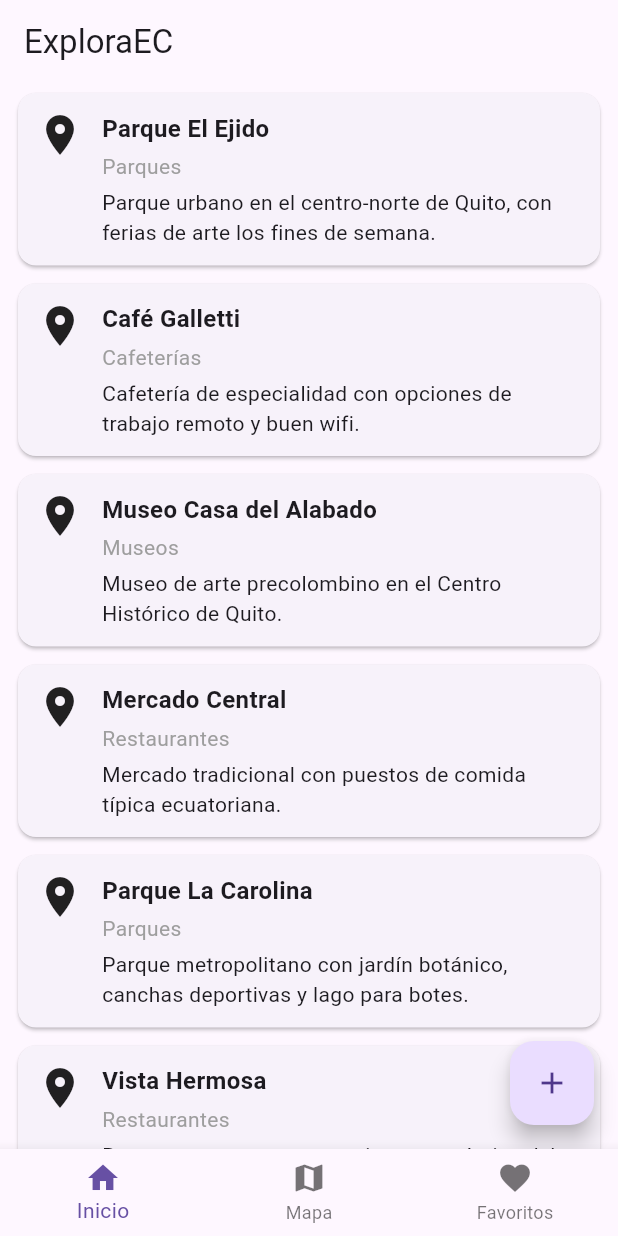
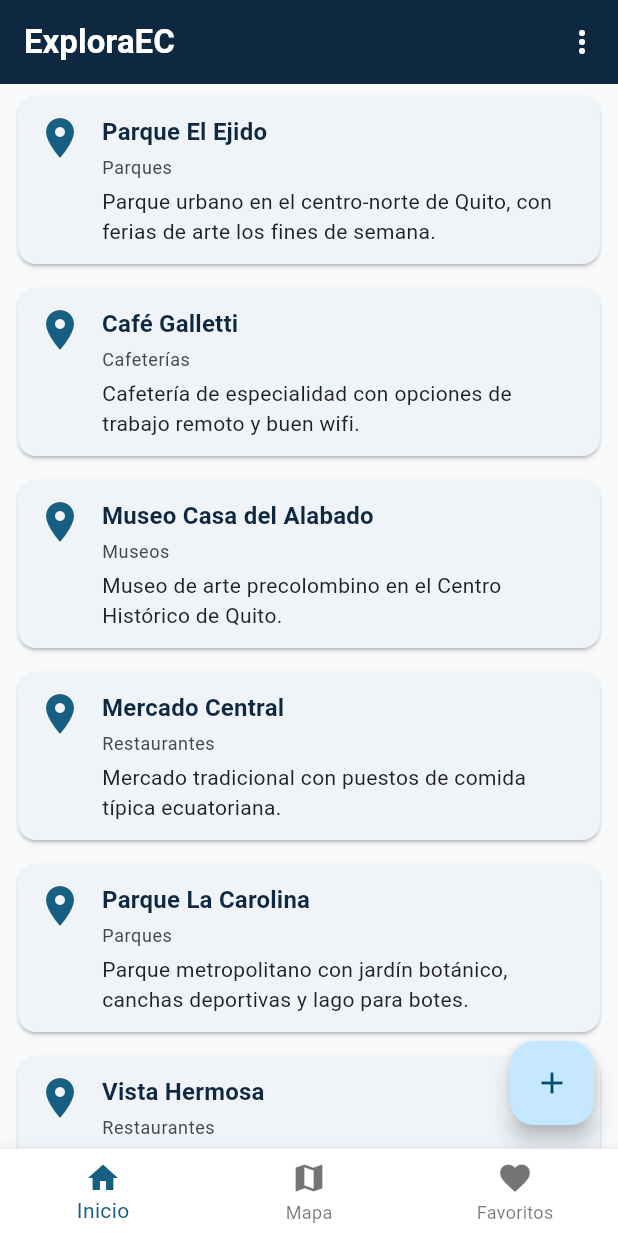
Before and after one commit to nellyesparza/exploraec, a Flutter app: the screen it shows after launch, on a phone screen of 412 x 824 dp. Run offline on Flutter 3.47's test engine with Material 3 defaults, Android fonts, the light colour scheme and no system bars.

Commit message:
Sesión 3

```diff
--- a/lib/main.dart
+++ b/lib/main.dart
@@ -2,6 +2,7 @@ import 'package:flutter/material.dart';
 import 'screens/home_screen.dart';
 import 'screens/map_placeholder_screen.dart';
 import 'screens/favorites_placeholder_screen.dart';
+import 'theme/app_theme.dart';
 
 void main() {
   runApp(const ExploraEcApp());
@@ -14,6 +15,19 @@ class ExploraEcApp extends StatelessWidget {
   Widget build(BuildContext context) {
     return MaterialApp(
       title: 'ExploraEC',
+      // TODO(sesion-03): borra la línea de abajo y descomenta el bloque completo. (Paso 1 — aplicar el tema)
+      // Por qué: ThemeData(useMaterial3: true) es el tema genérico de
+      // Flutter — AppTheme.theme aplica la paleta de colores, tipografía
+      // y espaciado propios de ExploraEC en toda la app de una sola vez,
+      // sin tener que repetir estilos pantalla por pantalla.
+
+      theme: AppTheme.theme,
+      // TODO(sesion-03): OPCIONAL — descomenta las dos líneas de abajo (Paso 6 — modo oscuro). No borres nada.
+      // Por qué: darkTheme le da a MaterialApp una segunda paleta, y
+      // ThemeMode.system elige entre las dos según la preferencia del
+      // dispositivo (Ajustes → Pantalla → Tema oscuro), sin código extra.
+      darkTheme: AppTheme.darkTheme,
+      themeMode: ThemeMode.system,
       home: const RootShell(),
     );
   }
@@ -33,23 +47,11 @@ class _RootShellState extends State<RootShell> {
   @override
   Widget build(BuildContext context) {
     return Scaffold(
-      // TODO(sesion-02): borra la línea de abajo y descomenta el bloque completo. (cuerpo según pestaña)
-      // Por qué: un body fijo en HomeScreen ignoraría qué pestaña está
-      // activa — este switch sobre _indiceActual es lo que hace que
-      // BottomNavigationBar (más abajo) realmente cambie de contenido
-      // al tocar cada pestaña, en vez de solo resaltarla.
-
       body: switch (_indiceActual) {
         0 => const HomeScreen(),
         1 => const MapPlaceholderScreen(),
         _ => const FavoritesPlaceholderScreen(),
       },
-
-      // TODO(sesion-02): borra la línea de abajo y descomenta el bloque completo. (barra inferior)
-      // Por qué: sin este widget no hay pestañas que tocar — junto con
-      // el switch de arriba, BottomNavigationBar alterna entre
-      // Inicio/Mapa/Favoritos sin apilarlas como haría Navigator.push.
-
       bottomNavigationBar: BottomNavigationBar(
         currentIndex: _indiceActual,
         onTap: (i) => setState(() => _indiceActual = i),
--- a/lib/screens/home_screen.dart
+++ b/lib/screens/home_screen.dart
@@ -1,10 +1,16 @@
 import 'package:flutter/material.dart';
 import '../models/place.dart';
 import '../widgets/place_card.dart';
+import '../widgets/loading_view.dart';
+import '../widgets/empty_view.dart';
+import '../widgets/error_view.dart';
+import '../theme/app_theme.dart';
 import 'add_place_screen.dart';
 
-/// Pantalla de Inicio: lista de lugares de ejemplo — Sesión 2.
-/// Desde la Sesión 6, esta misma pantalla muestra lugares reales.
+/// Pantalla de Inicio: lista de lugares — Sesión 2 (datos de ejemplo).
+/// Desde la Sesión 3, la carga pasa por una función simulada con estados
+/// loading/vacío/error y un layout responsivo. Desde la Sesión 6, esta
+/// misma pantalla consume la Overpass API real, sin cambiar su estructura.
 class HomeScreen extends StatefulWidget {
   const HomeScreen({super.key});
 
@@ -13,20 +19,69 @@ class HomeScreen extends StatefulWidget {
 }
 
 class _HomeScreenState extends State<HomeScreen> {
+  late Future<List<Place>> _futuroLugares;
+  bool _modoDebugError = false;
+  bool _modoDebugVacio = false;
+
+  @override
+  void initState() {
+    super.initState();
+    _cargar();
+  }
+
+  /// Dispara (o vuelve a disparar) la carga. [_modoDebugError]/[_modoDebugVacio]
+  /// son solo un recurso de esta práctica, para demostrar los 3 estados sin
+  /// depender de una red real — no existen en la versión final de la app.
+  void _cargar() {
+    setState(() {
+      _futuroLugares = fetchLugaresSimulado(
+          forzarError: _modoDebugError, forzarVacio: _modoDebugVacio);
+    });
+  }
+
   @override
   Widget build(BuildContext context) {
     return Scaffold(
-      appBar: AppBar(title: const Text('ExploraEC')),
-      // TODO(sesion-02): borra la línea de abajo y descomenta el bloque completo.
-      // Por qué: el Center de abajo es solo un placeholder — el
-      // ListView.builder real recorre lugaresEjemplo y dibuja un
-      // PlaceCard por cada lugar, construyendo únicamente los ítems
-      // visibles en pantalla, no la lista completa de una vez.
+      appBar: AppBar(
+        title: const Text('ExploraEC'),
+        actions: [
+          PopupMenuButton<String>(
+            tooltip: 'Simular estado (solo práctica)',
+            onSelected: (valor) {
+              _modoDebugError = valor == 'error';
+              _modoDebugVacio = valor == 'vacio';
+              _cargar();
+            },
+            itemBuilder: (context) => const [
+              PopupMenuItem(value: 'normal', child: Text('Simular: normal')),
+              PopupMenuItem(value: 'vacio', child: Text('Simular: vacío')),
+              PopupMenuItem(value: 'error', child: Text('Simular: error')),
+            ],
+          ),
+        ],
+      ),
+      // TODO(sesion-03): borra la línea de abajo y descomenta el bloque completo. (Paso 3 — estados loading/vacío/error)
+      // Por qué: el Center fijo de abajo no distingue entre "cargando",
+      // "vacío" y "falló" — el FutureBuilder real inspecciona el estado
+      // del snapshot y dibuja LoadingView/ErrorView/EmptyView según
+      // corresponda, para que la pantalla nunca quede en blanco.
 
-      body: ListView.builder(
-        itemCount: lugaresEjemplo.length,
-        itemBuilder: (context, index) =>
-            PlaceCard(place: lugaresEjemplo[index]),
+      body: FutureBuilder<List<Place>>(
+        future: _futuroLugares,
+        builder: (context, snapshot) {
+          if (snapshot.connectionState == ConnectionState.waiting) {
+            return const LoadingView(mensaje: 'Buscando lugares cercanos...');
+          }
+          if (snapshot.hasError) {
+            return ErrorView(
+                mensaje: '${snapshot.error}', onReintentar: _cargar);
+          }
+          final lugares = snapshot.data ?? [];
+          if (lugares.isEmpty) {
+            return const EmptyView(mensaje: 'Todavía no hay lugares guardados');
+          }
+          return _buildLista(lugares);
+        },
       ),
       floatingActionButton: FloatingActionButton(
         onPressed: () async {
@@ -34,10 +89,39 @@ class _HomeScreenState extends State<HomeScreen> {
             context,
             MaterialPageRoute(builder: (context) => const AddPlaceScreen()),
           );
-          setState(() {}); // refresca la lista al volver del formulario
+          _cargar();
         },
         child: const Icon(Icons.add),
       ),
     );
   }
+
+  // TODO(sesion-03): borra la línea de abajo y descomenta el bloque completo. (Paso 4 — layout responsivo)
+  // Por qué: el ListView.builder de abajo es siempre una sola columna,
+  // sin importar el ancho de pantalla — la versión real usa
+  // LayoutBuilder para leer el ancho disponible y elegir ListView
+  // (teléfono angosto) o GridView de 2-3 columnas (pantalla ancha).
+
+  Widget _buildLista(List<Place> lugares) {
+    return LayoutBuilder(
+      builder: (context, constraints) {
+        if (constraints.maxWidth < 600) {
+          return ListView.builder(
+            itemCount: lugares.length,
+            itemBuilder: (context, index) => PlaceCard(place: lugares[index]),
+          );
+        }
+        final columnas = constraints.maxWidth < 900 ? 2 : 3;
+        return GridView.builder(
+          padding: const EdgeInsets.all(AppSpacing.sm),
+          gridDelegate: SliverGridDelegateWithFixedCrossAxisCount(
+            crossAxisCount: columnas,
+            childAspectRatio: 2.2,
+          ),
+          itemCount: lugares.length,
+          itemBuilder: (context, index) => PlaceCard(place: lugares[index]),
+        );
+      },
+    );
+  }
 }
--- /dev/null
+++ b/lib/theme/app_theme.dart
@@ -0,0 +1,102 @@
+import 'package:flutter/material.dart';
+
+/// Tema visual de ExploraEC — Sesión 3.
+///
+/// Usa la misma paleta de marca que las diapositivas y documentos del curso
+/// (ver `TECH_STACK.md`): navy para texto/AppBar, teal como color primario,
+/// naranja como acento. Un solo lugar define los colores de toda la app —
+/// cambiar uno aquí lo cambia en cada pantalla que use `Theme.of(context)`.
+class AppTheme {
+  AppTheme._();
+
+  static const Color navy = Color(0xFF0E2841);
+  static const Color teal = Color(0xFF156082);
+  static const Color orange = Color(0xFFE97132);
+  static const Color sky = Color(0xFF0F9ED5);
+
+  static Color get colorPrimario => teal;
+
+  static ThemeData get theme {
+    final colorScheme = ColorScheme.fromSeed(
+      seedColor: teal,
+      primary: teal,
+      secondary: orange,
+      surface: Colors.white,
+    );
+
+    return ThemeData(
+      useMaterial3: true,
+      colorScheme: colorScheme,
+      scaffoldBackgroundColor: const Color(0xFFF7F9FA),
+      appBarTheme: const AppBarTheme(
+        backgroundColor: navy,
+        foregroundColor: Colors.white,
+        elevation: 0,
+      ),
+      textTheme: const TextTheme(
+        titleLarge: TextStyle(fontSize: 22, fontWeight: FontWeight.bold, color: navy),
+        titleMedium: TextStyle(fontSize: 16, fontWeight: FontWeight.bold, color: navy),
+        bodyMedium: TextStyle(fontSize: 14, color: Color(0xFF222222)),
+        bodySmall: TextStyle(fontSize: 12),
+      ),
+      cardTheme: CardThemeData(
+        elevation: 1,
+        shape: RoundedRectangleBorder(borderRadius: BorderRadius.circular(12)),
+      ),
+      elevatedButtonTheme: ElevatedButtonThemeData(
+        style: ElevatedButton.styleFrom(
+          backgroundColor: teal,
+          foregroundColor: Colors.white,
+          minimumSize: const Size(48, 48), // tamaño mínimo de toque accesible
+        ),
+      ),
+    );
+  }
+
+  /// Tema oscuro (Paso 6, opcional). Misma semilla teal que `theme`, pero con
+  /// `Brightness.dark`: Flutter genera la paleta oscura completa y cada widget
+  /// que consulta `Theme.of(context)` la toma sin cambiar una sola línea.
+  /// A propósito NO fija colores de texto ni de fondo — los que fijaba `theme`
+  /// (navy sobre blanco) serían ilegibles sobre un fondo oscuro.
+  static ThemeData get darkTheme {
+    final colorScheme = ColorScheme.fromSeed(
+      seedColor: teal,
+      secondary: orange,
+      brightness: Brightness.dark,
+    );
+
+    return ThemeData(
+      useMaterial3: true,
+      colorScheme: colorScheme,
+      appBarTheme: const AppBarTheme(
+        backgroundColor: navy,
+        foregroundColor: Colors.white,
+        elevation: 0,
+      ),
+      cardTheme: CardThemeData(
+        elevation: 1,
+        shape: RoundedRectangleBorder(borderRadius: BorderRadius.circular(12)),
+      ),
+      elevatedButtonTheme: ElevatedButtonThemeData(
+        style: ElevatedButton.styleFrom(
+          backgroundColor: colorScheme.primary,
+          foregroundColor: colorScheme.onPrimary,
+          minimumSize: const Size(48, 48), // tamaño mínimo de toque accesible
+        ),
+      ),
+    );
+  }
+}
+
+/// Constantes de espaciado — un único lugar para los valores de `EdgeInsets`
+/// y `SizedBox` usados en toda la app, en vez de números sueltos repetidos
+/// en cada widget.
+class AppSpacing {
+  AppSpacing._();
+
+  static const double xs = 4;
+  static const double sm = 8;
+  static const double md = 12;
+  static const double lg = 16;
+  static const double xl = 24;
+}
--- a/lib/widgets/place_card.dart
+++ b/lib/widgets/place_card.dart
@@ -1,9 +1,11 @@
 import 'package:flutter/material.dart';
 import '../models/place.dart';
 import '../screens/detail_screen.dart';
+import '../theme/app_theme.dart';
 
 /// Tarjeta reutilizable que representa un [Place] en cualquier lista de
 /// la app (Inicio, resultados de categoría, etc.) — Sesión 2.
+/// Accesibilidad y colores de marca aplicados en la Sesión 3.
 class PlaceCard extends StatelessWidget {
   final Place place;
   const PlaceCard({super.key, required this.place});
@@ -11,47 +13,61 @@ class PlaceCard extends StatelessWidget {
   @override
   Widget build(BuildContext context) {
     return Card(
-      margin: const EdgeInsets.symmetric(horizontal: 12, vertical: 6),
+      margin: const EdgeInsets.symmetric(
+          horizontal: AppSpacing.md, vertical: AppSpacing.sm),
       child: InkWell(
-        // TODO(sesion-02): borra la línea de abajo y descomenta el bloque completo. (Paso 6 — navegación al Detalle)
-        // Por qué: sin este onTap la tarjeta se ve pero no lleva a
-        // ningún lado — Navigator.push agrega DetailScreen encima de
-        // la pila, pasándole el Place ya completo por su constructor.
-
         onTap: () => Navigator.push(
           context,
           MaterialPageRoute(builder: (context) => DetailScreen(place: place)),
         ),
+        // TODO(sesion-03): borra la línea de abajo y descomenta el bloque completo. (Paso 5 — accesibilidad)
+        // Por qué: sin Semantics, un lector de pantalla solo anuncia los
+        // textos sueltos de la tarjeta, sin contexto — el label/hint de
+        // abajo describe la tarjeta completa como un solo elemento
+        // interactivo, con instrucción de qué hace al tocarla.
+        // excludeSemantics: true evita que el lector de pantalla, además del
+        // label de abajo, vuelva a leer el nombre/categoría/descripción de
+        // _buildContenido() por separado — sin esa línea se anuncian los dos
+        // a la vez, uno detrás del otro.
 
-        // TODO(sesion-02): borra la línea de abajo y descomenta el bloque completo. (Paso 5 — cuerpo de la tarjeta)
-        // Por qué: el Padding con texto fijo de abajo es solo un
-        // placeholder que compila — el Row/Column real es la misma
-        // composición Card+Row+Column+Text vista en teoría, con el
-        // nombre envuelto en Expanded para que nunca desborde.
+        child: Semantics(
+          label: '${place.nombre}, categoría ${place.categoria}',
+          hint: 'Toca dos veces para ver el detalle',
+          button: true,
+          excludeSemantics: true,
+          child: _buildContenido(context),
+        ),
+      ),
+    );
+  }
 
-        child: Padding(
-          padding: const EdgeInsets.all(12),
+  Widget _buildContenido(BuildContext context) {
+    final estilos = Theme.of(context).textTheme;
+    return Padding(
+      padding: const EdgeInsets.all(AppSpacing.md),
       child: Row(
         crossAxisAlignment: CrossAxisAlignment.start,
         children: [
-              const Icon(Icons.place, size: 32),
-              const SizedBox(width: 12),
+          Icon(Icons.place,
+              size: 32, color: Theme.of(context).colorScheme.primary),
+          const SizedBox(width: AppSpacing.md),
           Expanded(
             child: Column(
               crossAxisAlignment: CrossAxisAlignment.start,
               children: [
                 Text(
                   place.nombre,
-                      style: const TextStyle(
-                          fontSize: 16, fontWeight: FontWeight.bold),
+                  style: estilos.titleMedium,
                   overflow: TextOverflow.ellipsis,
                 ),
-                    const SizedBox(height: 4),
+                const SizedBox(height: AppSpacing.xs),
                 Text(place.categoria,
-                        style: const TextStyle(color: Colors.grey)),
-                    const SizedBox(height: 4),
+                    style: estilos.bodySmall?.copyWith(
+                        color: Theme.of(context).colorScheme.onSurfaceVariant)),
+                const SizedBox(height: AppSpacing.xs),
                 Text(
                   place.descripcion,
+                  style: estilos.bodyMedium,
                   maxLines: 2,
                   overflow: TextOverflow.ellipsis,
                 ),
@@ -60,8 +76,6 @@ class PlaceCard extends StatelessWidget {
           ),
         ],
       ),
-        ),
-      ),
     );
   }
 }
```
Also changed, not shown: lib/models/place.dart (+22 -6 lines), lib/playground/contador_demo.dart (+6 -5 lines), lib/screens/add_place_screen.dart (+33 -57 lines), lib/widgets/empty_view.dart (added, +31 -0 lines), lib/widgets/error_view.dart (added, +33 -0 lines), lib/widgets/loading_view.dart (added, +24 -0 lines), 1 other file. Lines whose indentation alone changed are shown as unchanged.
